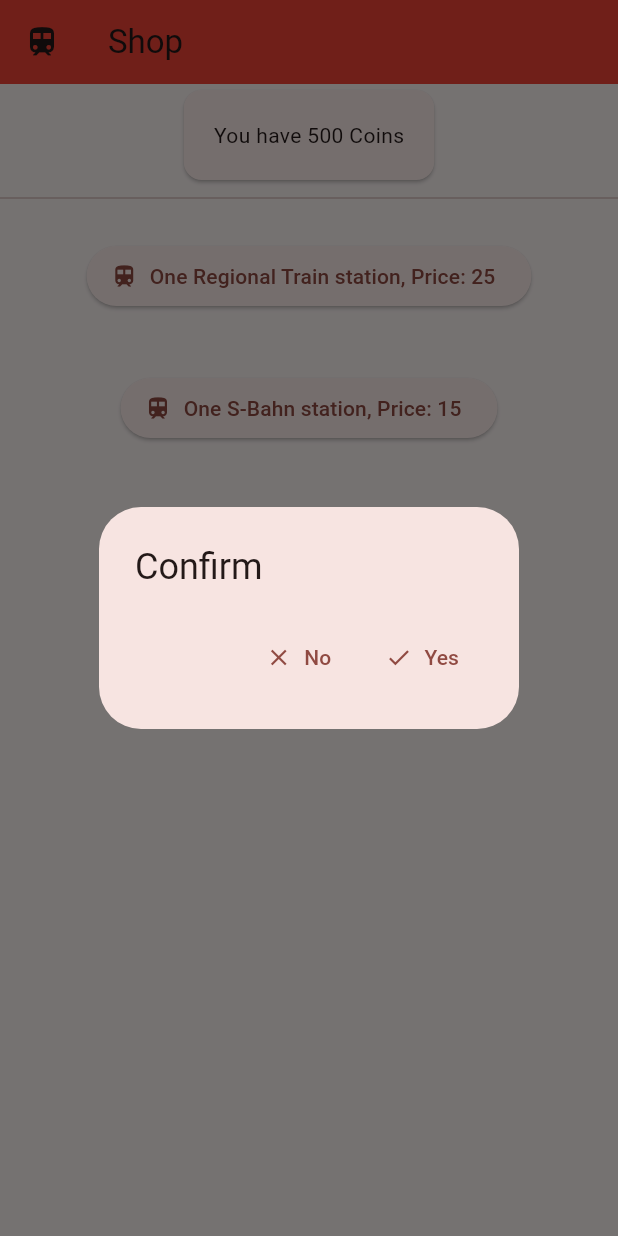
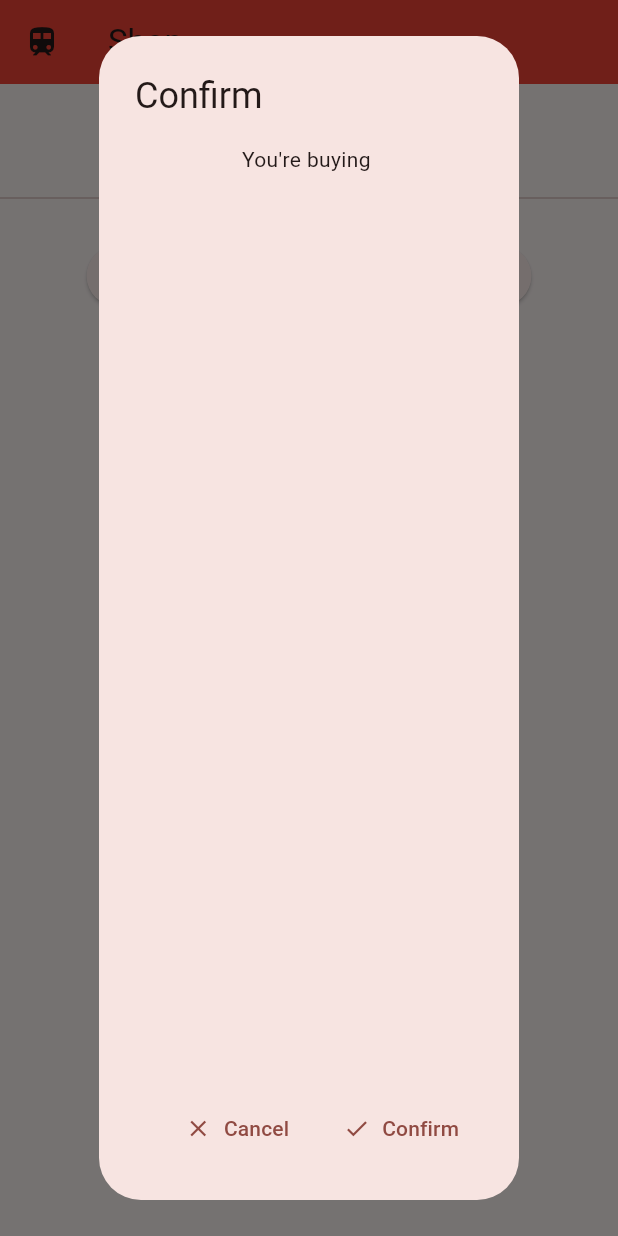
Before and after one commit to velix2/tag_lag, a Flutter app: the ShopPage screen opened directly, after a tap on an icon or button, on a phone screen of 412 x 824 dp. Run offline on Flutter 3.47's test engine with Material 2 defaults, Android fonts, the phone set to English and light mode, and no system bars.

Commit message:
random changes

```diff
--- a/lib/shop_page.dart
+++ b/lib/shop_page.dart
@@ -66,14 +66,19 @@ class _ShopPageState extends State<ShopPage> {
                       showDialog(
                         context: context,
                         builder: (BuildContext context) => AlertDialog(
-                          title: Text("Confirm"),
+                          title: const Text("Confirm"),
+                          content: Column(
+                            children: [
+                              Text("You're buying "),
+                            ],
+                          ),
                           actions: [
                             TextButton.icon(
                               onPressed: () {
                                 Navigator.pop(context);
                               },
                               icon: const Icon(Icons.close),
-                              label: const Text("No")
+                              label: const Text("Cancel")
                             ),
                             TextButton.icon(
                               onPressed: () {
@@ -83,7 +88,7 @@ class _ShopPageState extends State<ShopPage> {
                                  });
                               },
                               icon: const Icon(Icons.check),
-                              label: const Text("Yes")
+                              label: const Text("Confirm")
                             )
                           ],
                         )
```
Also changed, not shown: pubspec.lock.
